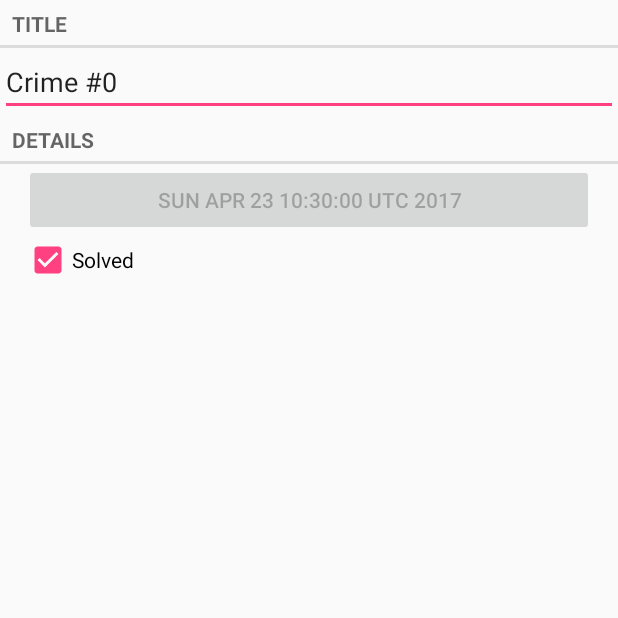
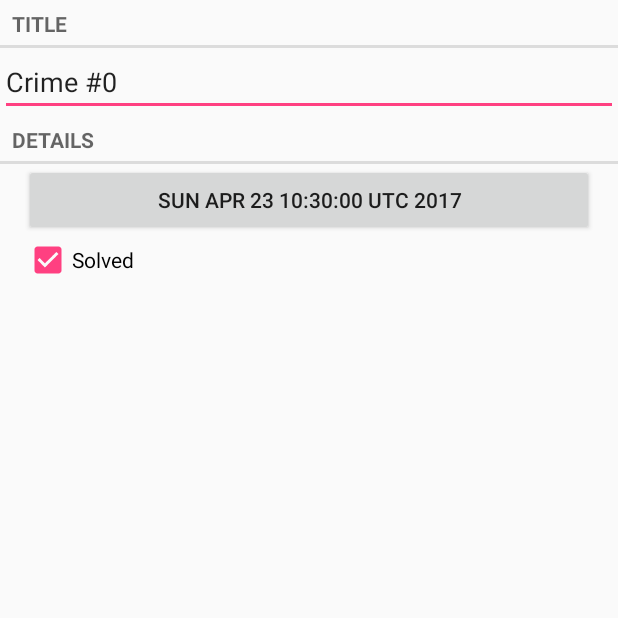
Before and after one commit to TinhHuynh/CriminalIntent_AndroidApp, an Android app: the screen it shows after launch (CrimeActivity before the commit, CrimePagerActivity after it), after a tap on an icon or button, on a phone screen of 412 x 824 dp, the top half of it. Run offline under Robolectric (Android 15) with nearby library versions, the phone set to English and light mode, and no system bars.

Commit message:
Add new function: swipe right or left on crime detail fragment to view previous or next one Implement Date button function (Not finished yet)

```diff
--- a/CriminalIntent/app/src/main/AndroidManifest.xml
+++ b/CriminalIntent/app/src/main/AndroidManifest.xml
@@ -10,7 +10,7 @@
         android:supportsRtl="true"
         android:theme="@style/AppTheme">
         <activity
-            android:name=".controller.CrimeActivity"
+            android:name=".controller.CrimePagerActivity"
             android:label="@string/app_name"
             android:theme="@style/AppTheme.NoActionBar">
         </activity>
--- a/CriminalIntent/app/src/main/java/com/example/tinhhuynh/criminalintent/controller/CrimeActivity.java
+++ /dev/null
@@ -1,25 +0,0 @@
-package com.example.tinhhuynh.criminalintent.controller;
-
-import android.content.Context;
-import android.content.Intent;
-import android.support.v4.app.Fragment;
-
-import java.util.UUID;
-
-public class CrimeActivity extends SingleFragmentActivity {
-
-    private static final String EXTRA_CRIME_ID = "com.example.tinhhuynh.criminalintent,crime_id";
-
-    public static Intent newIntent(Context packageContext, UUID crimeId) {
-        Intent intent = new Intent(packageContext, CrimeActivity.class);
-        intent.putExtra(EXTRA_CRIME_ID, crimeId);
-        return intent;
-    }
-
-    @Override
-    protected Fragment createFragment() {
-        UUID crimeId = (UUID) getIntent().getSerializableExtra(EXTRA_CRIME_ID);
-        return CrimeFragment.newInstance(crimeId);
-    }
-
-}
--- a/CriminalIntent/app/src/main/java/com/example/tinhhuynh/criminalintent/controller/CrimeFragment.java
+++ b/CriminalIntent/app/src/main/java/com/example/tinhhuynh/criminalintent/controller/CrimeFragment.java
@@ -3,6 +3,7 @@ package com.example.tinhhuynh.criminalintent.controller;
 import android.os.Bundle;
 import android.support.annotation.Nullable;
 import android.support.v4.app.Fragment;
+import android.support.v4.app.FragmentManager;
 import android.text.Editable;
 import android.text.TextWatcher;
 import android.view.LayoutInflater;
@@ -26,6 +27,7 @@ import java.util.UUID;
 public class CrimeFragment extends Fragment {
 
     private static final String ARG_CRIME_ID = "crime_id";
+    private static final String DIALOG_DATE = "DialogDate";
 
     private Crime mCrime;
     private EditText mTitleField;
@@ -73,7 +75,14 @@ public class CrimeFragment extends Fragment {
 
         mDateButton = (Button) v.findViewById(R.id.crime_date);
         mDateButton.setText(mCrime.getDate().toString());
-        mDateButton.setEnabled(false);
+        mDateButton.setOnClickListener(new View.OnClickListener() {
+            @Override
+            public void onClick(View v) {
+                FragmentManager manager = getFragmentManager();
+                DatePickerFragment dialog = new DatePickerFragment();
+                dialog.show(manager, DIALOG_DATE);
+            }
+        });
 
         mSolvedCheckBox = (CheckBox) v.findViewById(R.id.crime_solved);
         mSolvedCheckBox.setChecked(mCrime.isSolved());
--- a/CriminalIntent/app/src/main/java/com/example/tinhhuynh/criminalintent/controller/CrimeListFragment.java
+++ b/CriminalIntent/app/src/main/java/com/example/tinhhuynh/criminalintent/controller/CrimeListFragment.java
@@ -81,7 +81,7 @@ public class CrimeListFragment extends Fragment {
 
         @Override
         public void onClick(View v) {
-            Intent intent = CrimeActivity.newIntent(getActivity(), mCrime.getId());
+            Intent intent = CrimePagerActivity.newIntent(getActivity(), mCrime.getId());
             startActivity(intent);
         }
     }
--- a/CriminalIntent/app/src/main/java/com/example/tinhhuynh/criminalintent/controller/CrimePagerActivity.java
+++ b/CriminalIntent/app/src/main/java/com/example/tinhhuynh/criminalintent/controller/CrimePagerActivity.java
@@ -1,5 +1,7 @@
 package com.example.tinhhuynh.criminalintent.controller;
 
+import android.content.Context;
+import android.content.Intent;
 import android.os.Bundle;
 import android.support.annotation.Nullable;
 import android.support.v4.app.Fragment;
@@ -13,21 +15,29 @@ import com.example.tinhhuynh.criminalintent.model.Crime;
 import com.example.tinhhuynh.criminalintent.model.CrimeLab;
 
 import java.util.List;
+import java.util.UUID;
 
 /**
  * Created by TINH HUYNH on 4/21/2017.
  */
 public class CrimePagerActivity extends FragmentActivity {
 
+    private static final String EXTRA_CRIME_ID = "com.example.tinhhuynh.criminalintent.model.CrimeLab.crime_id";
     private ViewPager mViewPager;
     private List<Crime> mCrimes;
+
+    public static Intent newIntent(Context packetContect, UUID crimeId) {
+        Intent intent = new Intent(packetContect, CrimePagerActivity.class);
+        intent.putExtra(EXTRA_CRIME_ID, crimeId);
+        return intent;
+    }
 
     @Override
     protected void onCreate(@Nullable Bundle savedInstanceState) {
         super.onCreate(savedInstanceState);
         // set contain view here
         setContentView(R.layout.activity_crime_pager);
-
+        mViewPager = (ViewPager) findViewById(R.id.activity_crime_page_view_pager);
         mCrimes = CrimeLab.get(this).getCrimes();
         FragmentManager fragmentManager = getSupportFragmentManager();
         mViewPager.setAdapter(new FragmentStatePagerAdapter(fragmentManager) {
@@ -42,6 +52,16 @@ public class CrimePagerActivity extends FragmentActivity {
                 return mCrimes.size();
             }
         });
+        UUID crimeId = (UUID) getIntent().getSerializableExtra(EXTRA_CRIME_ID);
+
+        for (int i = 0; i < mCrimes.size(); i++) {
+            Crime crime = mCrimes.get(i);
+            if (crime.getId().equals(crimeId)) {
+                mViewPager.setCurrentItem(i);
+                break;
+            }
+        }
+
 
     }
 }
--- a/CriminalIntent/app/src/main/res/values/strings.xml
+++ b/CriminalIntent/app/src/main/res/values/strings.xml
@@ -5,4 +5,5 @@
     <string name="crime_title_label">Title</string>
     <string name="crime_details_label">Details</string>
     <string name="crime_solved_label">Solved</string>
+    <string name="date_picker_label">Date of crime:</string>
 </resources>
```
Also changed, not shown: CriminalIntent/app/src/main/java/com/example/tinhhuynh/criminalintent/controller/DatePickerFragment.java (added, +24 -0 lines).
